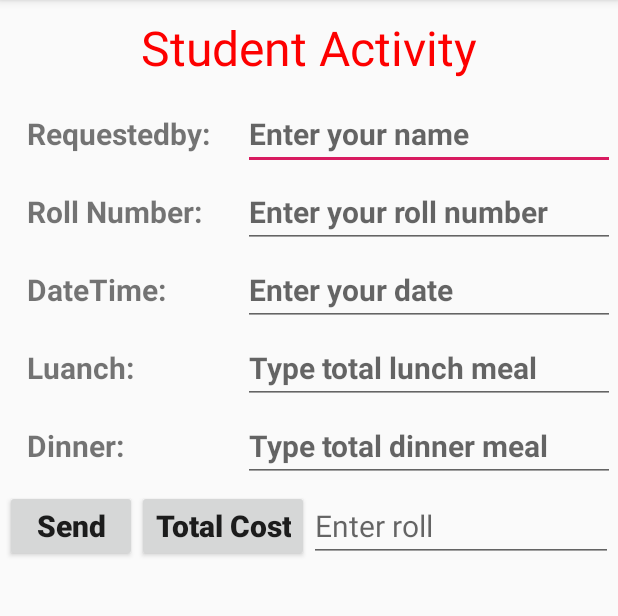
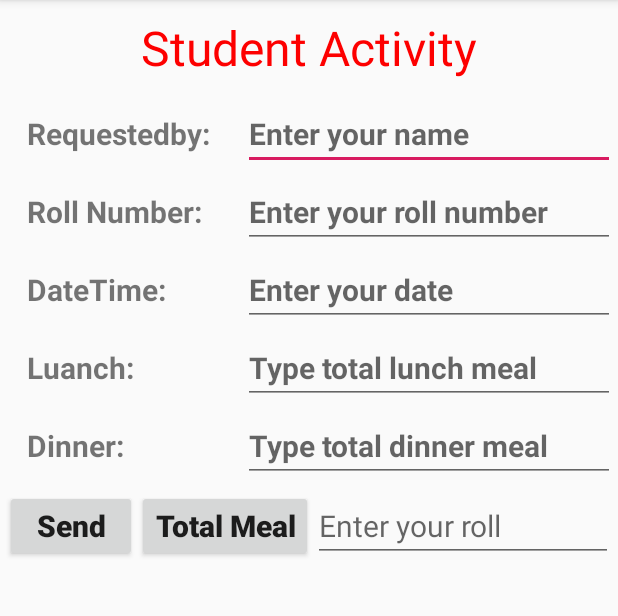
Before and after one commit to sahabubalam/FinalMealProject, an Android app: the StudentActivity screen opened directly, with no data from a screen before it, on a phone screen of 412 x 824 dp, the part 84-700 px from its top. Run offline under Robolectric (Android 15) with nearby library versions, the phone set to English and light mode, and no system bars; our stand-ins replace Firebase (no records; nobody signed in at launch, a user with empty details on screens opened directly).

Commit message:
final total meal print

```diff
--- a/app/src/main/AndroidManifest.xml
+++ b/app/src/main/AndroidManifest.xml
@@ -4,7 +4,7 @@
 
     <application
         android:allowBackup="true"
-        android:icon="@mipmap/ic_launcher"
+        android:icon="@drawable/mealmanagement"
         android:label="@string/app_name"
         android:roundIcon="@mipmap/ic_launcher_round"
         android:supportsRtl="true"
@@ -21,7 +21,6 @@
         <activity android:name=".StudentActivity" />
         <activity android:name=".ManagerActivity" />
         <activity android:name=".MealActivity" />
-        <activity android:name=".MealCountActivity" />
         <activity android:name=".PrintOnlyTotalMeal"></activity>
     </application>
 
--- a/app/src/main/java/com/example/sahabub/finalmealproject/ManagerActivity.java
+++ b/app/src/main/java/com/example/sahabub/finalmealproject/ManagerActivity.java
@@ -35,7 +35,7 @@ public class ManagerActivity extends AppCompatActivity implements View.OnClickLi
                     int f= 2;
                     String flag = Integer.toString(f);
                     intent.putExtra("sendFlag",flag);
-                    Toast.makeText(this, "Manager: "+flag, Toast.LENGTH_SHORT).show();
+                  //  Toast.makeText(this, "Manager: "+flag, Toast.LENGTH_SHORT).show();
 
                     intent.putExtra("SendMealRollNumber",roll);
                     startActivity(intent);
--- a/app/src/main/java/com/example/sahabub/finalmealproject/StudentActivity.java
+++ b/app/src/main/java/com/example/sahabub/finalmealproject/StudentActivity.java
@@ -15,8 +15,8 @@ import com.google.firebase.database.FirebaseDatabase;
 
 public class StudentActivity extends AppCompatActivity {
 
-    private EditText requestedbyEditText,rollEditText,dateTimeEditText,lunchEditText,dinnerEditText,studentcostEditText;
-    private Button sendButton,totalcostButton;
+    private EditText requestedbyEditText,rollEditText,dateTimeEditText,lunchEditText,dinnerEditText,inputRollEditText;
+    private Button sendButton,totalMealButton;
     DatabaseReference databaseReference;
     DatabaseReference databaseReference2;
     FirebaseAuth auth;
@@ -36,16 +36,19 @@ public class StudentActivity extends AppCompatActivity {
 
         lunchEditText =(EditText) findViewById(R.id.lunchId);
         dinnerEditText =(EditText) findViewById(R.id.dinnerId);
-        studentcostEditText = (EditText)findViewById(R.id.studentCostId);
+        inputRollEditText = (EditText)findViewById(R.id.inputRoll_id);
 
         sendButton =(Button) findViewById(R.id.sendId);
-        totalcostButton =(Button) findViewById(R.id.totalcostId);
+        totalMealButton =(Button) findViewById(R.id.totalMeal_Id);
 
-        totalcostButton.setOnClickListener(new View.OnClickListener() {
+        totalMealButton.setOnClickListener(new View.OnClickListener() {
             @Override
             public void onClick(View v) {
-                String roll = studentcostEditText.getText().toString();
-                Toast.makeText(StudentActivity.this, ""+roll, Toast.LENGTH_SHORT).show();
+                String roll = inputRollEditText.getText().toString();
+                if(roll.equals("")){
+                    Toast.makeText(StudentActivity.this, "Roll empty!", Toast.LENGTH_SHORT).show();
+                }else{
+                    //  Toast.makeText(StudentActivity.this, ""+roll, Toast.LENGTH_SHORT).show();
                     try{
                         Intent intent = new Intent(StudentActivity.this,MealActivity.class);
                         intent.putExtra("SendMealRollNumber",roll);
@@ -53,11 +56,12 @@ public class StudentActivity extends AppCompatActivity {
                         int f= 1;
                         String flag = Integer.toString(f);
                         intent.putExtra("sendFlag",flag);
-                    Toast.makeText(StudentActivity.this, "flag: "+flag, Toast.LENGTH_SHORT).show();
+                        // Toast.makeText(StudentActivity.this, "flag: "+flag, Toast.LENGTH_SHORT).show();
                         startActivity(intent);
 
                     }catch (Exception e){
                         Toast.makeText(StudentActivity.this, ""+e, Toast.LENGTH_SHORT).show();
+                    }
                 }
 
             }
@@ -78,13 +82,18 @@ public class StudentActivity extends AppCompatActivity {
          String lunch = lunchEditText.getText().toString().trim();
          String dinner = dinnerEditText.getText().toString().trim();
 
+         if(requestby.equals("") || roll.equals("") || date.equals("") || lunch.equals("") || dinner.equals("")){
+             Toast.makeText(getApplicationContext(), "Please insert all field data!", Toast.LENGTH_SHORT).show();
+         }else{
              String key = databaseReference.push().getKey();
              Meal meal = new Meal(requestby,roll,date, lunch, dinner);
              // for meal table data input.............................
              databaseReference.child(roll).push().setValue(meal);
              // for all meal table data input..........................
              databaseReference2.push().setValue(meal);
-         Toast.makeText(getApplicationContext(), "your meal is on", Toast.LENGTH_SHORT).show();
+
+             Toast.makeText(getApplicationContext(), "your meal successfully ON", Toast.LENGTH_SHORT).show();
+         }
      }
 
 
--- a/app/src/main/res/layout/activity_student.xml
+++ b/app/src/main/res/layout/activity_student.xml
@@ -169,20 +169,20 @@
             android:layout_width="wrap_content"
             android:layout_height="wrap_content"
             android:layout_toRightOf="@+id/sendId"
-            android:text="Total Cost"
+            android:text="Total Meal"
             android:textStyle="bold"
             android:textSize="20sp"
             android:textAllCaps="false"
-            android:id="@+id/totalcostId"
+            android:id="@+id/totalMeal_Id"
             />
+
         <EditText
-            android:id="@+id/studentCostId"
+            android:id="@+id/inputRoll_id"
             android:layout_width="match_parent"
             android:layout_height="wrap_content"
-            android:hint="Enter roll"
+            android:hint="Enter your roll"
             android:inputType="number"
-            android:textSize="20dp"
-            />
+            android:textSize="20dp" />
     </LinearLayout>
 
 
```
Also changed, not shown: app/src/main/java/com/example/sahabub/finalmealproject/MealCountActivity.java (deleted, +0 -88 lines), app/src/main/java/com/example/sahabub/finalmealproject/TotalMealAdapter.java (deleted, +0 -41 lines), app/src/main/res/layout/activity_meal_count.xml (deleted, +0 -21 lines), app/src/main/res/layout/sampleresource.xml (deleted, +0 -31 lines), app/src/main/res/drawable/mealmanagement.jpg (added). Lines whose indentation alone changed are shown as unchanged.
